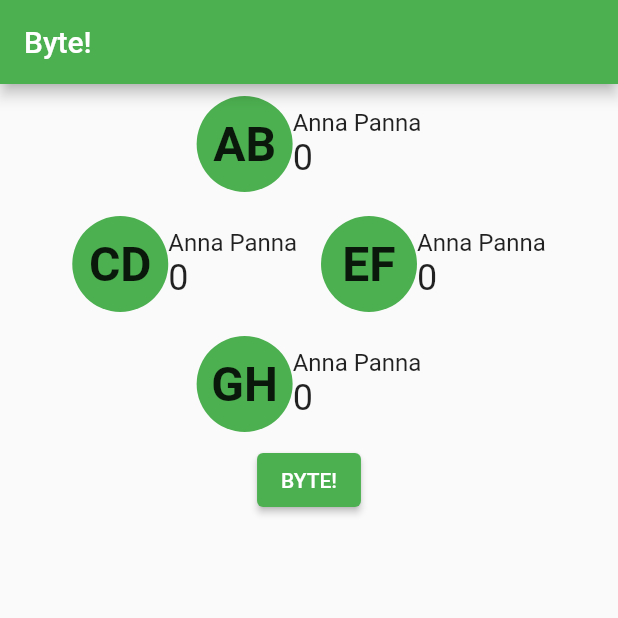
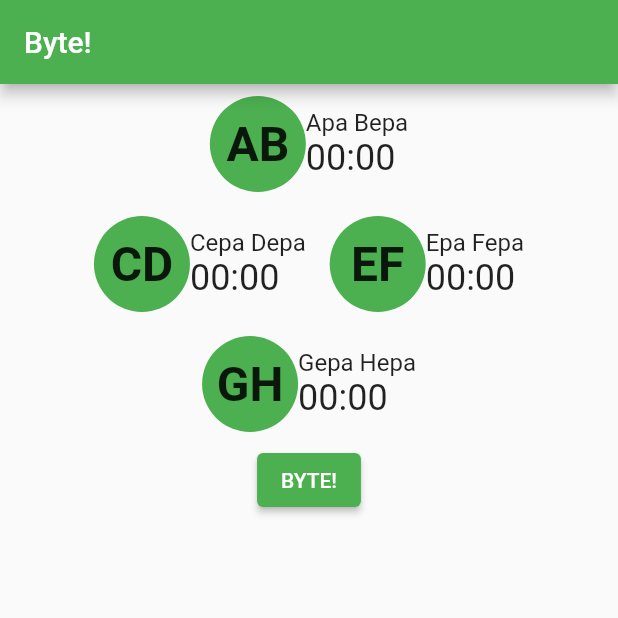
Before and after one commit to zoomix/flutter_byte, a Flutter app: the screen it shows after launch, on a phone screen of 412 x 824 dp, the top half of it. Run offline on Flutter 3.47's test engine with Material 2 defaults, Android fonts, the phone set to English and light mode, and no system bars; our stand-ins replace timer_builder.

Commit message:
Cleaned up linter errors and setup mm:hh proper formatting

```diff
--- a/lib/main.dart
+++ b/lib/main.dart
@@ -78,12 +78,13 @@ class _MyHomePageState extends State<MyHomePage> {
 }
 
 class DiamondWidget extends StatefulWidget {
-  DiamondWidget({super.key, this.top, this.left, this.right, this.defender});
+  const DiamondWidget(
+      {super.key, this.top, this.left, this.right, this.defender});
 
-  Position? top;
-  Position? left;
-  Position? right;
-  Position? defender;
+  final Position? top;
+  final Position? left;
+  final Position? right;
+  final Position? defender;
 
   @override
   State<DiamondWidget> createState() => _DiamondWidgetState();
@@ -105,7 +106,8 @@ class _DiamondWidgetState extends State<DiamondWidget> {
           ),
         ),
         PositionWidget(pos: widget.defender),
-        ElevatedButton(onPressed: widget.top?.stopPlay, child: Text('BYTE!'))
+        ElevatedButton(
+            onPressed: widget.top?.stopPlay, child: const Text('BYTE!'))
       ],
     );
   }
@@ -131,21 +133,23 @@ class _PositionWidgetState extends State<PositionWidget> {
           Container(
             height: 64,
             width: 64,
-            decoration:
-                BoxDecoration(color: Colors.green, shape: BoxShape.circle),
+            decoration: const BoxDecoration(
+                color: Colors.green, shape: BoxShape.circle),
             alignment: Alignment.center,
             child: Text(
               widget.pos != null ? widget.pos!.person!.initials : 'As',
-              style: TextStyle(fontSize: 32, fontWeight: FontWeight.bold),
+              style: const TextStyle(fontSize: 32, fontWeight: FontWeight.bold),
             ),
           ),
           Column(
             crossAxisAlignment: CrossAxisAlignment.start,
             children: [
-              Text('Anna Panna', style: TextStyle(fontSize: 16)),
-              TimerBuilder.periodic(Duration(seconds: 1), builder: (context) {
+              Text("${widget.pos?.person?.name}",
+                  style: const TextStyle(fontSize: 16)),
+              TimerBuilder.periodic(const Duration(seconds: 1),
+                  builder: (context) {
                 return Text('${widget.pos?.timePlayed()}',
-                    style: TextStyle(fontSize: 24));
+                    style: const TextStyle(fontSize: 24));
               }),
             ],
           )
--- a/lib/model/position.dart
+++ b/lib/model/position.dart
@@ -19,23 +19,22 @@ class Position {
 
   String timePlayed() {
     int tot = 0;
-    DateTime? start = null;
-    history.forEach((element) {
+    DateTime? start;
+    for (var element in history) {
       if (element.type == 'start') {
         start = element.ts;
       }
       if (element.type == 'stop') {
-        tot += element.ts.second - (start != null ? start!.second : 0);
+        tot += element.ts.second - (start != null ? start.second : 0);
         start = null;
       }
-    });
+    }
     if (start != null) {
-      tot += DateTime.now().second - (start != null ? start!.second : 0);
+      tot += DateTime.now().second - start.second;
     }
 
-    return "$tot";
-    // final rightNow = DateTime.now();
-    // return DateFormat('mm:ss').format(rightNow);
+    final rightNow = DateTime.fromMillisecondsSinceEpoch(tot * 1000);
+    return DateFormat('mm:ss').format(rightNow);
   }
 
   void startPlay() {
```
